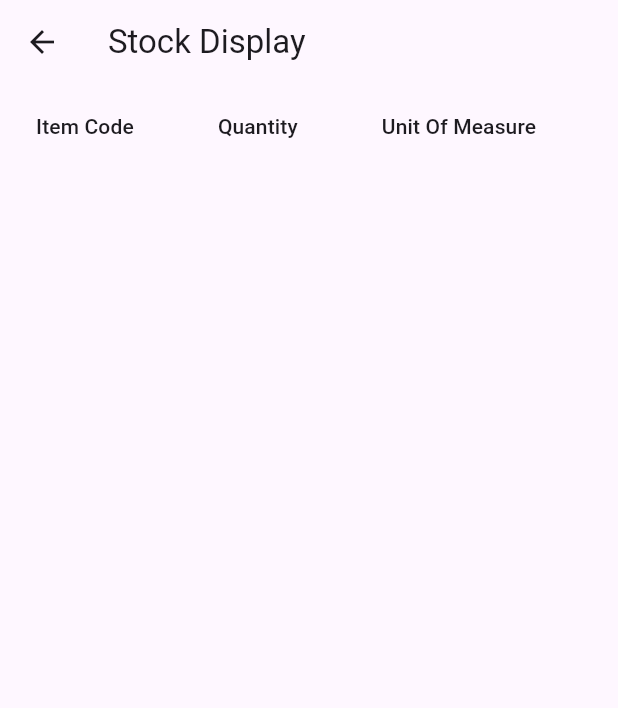
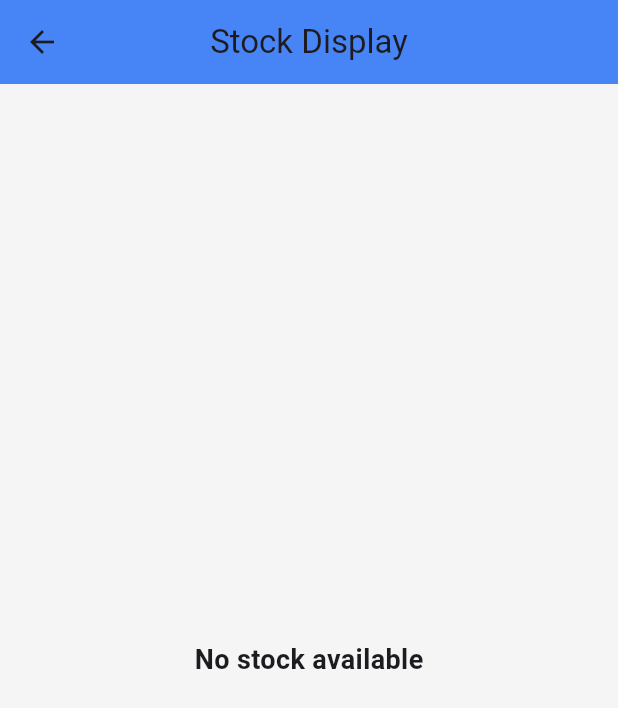
Before and after one commit to parvathi-developer/inventory_management, a Flutter app: the screen it shows after launch, after a tap on "Show Ending Stock", on a phone screen of 412 x 824 dp. Shown: the top 708 px of the screen. Run offline on Flutter 3.47's test engine with Material 3 defaults, Android fonts, the phone set to English and light mode, and no system bars; our stand-ins replace get.

Commit message:
Problem 2 solved with UI changes and code optimization

```diff
--- a/lib/main.dart
+++ b/lib/main.dart
@@ -11,6 +11,8 @@ class InventoryManagementApp extends StatelessWidget {
   @override
   Widget build(BuildContext context) {
     return GetMaterialApp(
+      debugShowCheckedModeBanner: false, // Disable debug banner
+
       title: 'Inventory Management',
       theme: ThemeData(primarySwatch: Colors.blue),
       home: HomeScreen(),
--- a/lib/screens/home_screen.dart
+++ b/lib/screens/home_screen.dart
@@ -4,6 +4,7 @@ import 'package:get/get.dart';
 import 'package:inventory_management/constants/CustomDialog.dart';
 import 'package:inventory_management/controller/inventory_controller.dart';
 import 'package:inventory_management/models/stock_models.dart';
+import 'package:inventory_management/screens/return_display_screen.dart';
 import 'package:inventory_management/screens/stock_display_screen.dart';
 
 class HomeScreen extends StatelessWidget {
@@ -82,39 +83,88 @@ class HomeScreen extends StatelessWidget {
     return Scaffold(
       appBar: AppBar(
         title: Text('Inventory Management'),
+        centerTitle: true,
       ),
-      body: Center(
+      body: Container(
+        color: Colors.grey[100], // Set a light background color
+        padding: EdgeInsets.all(16.0),
+        child: Center(
+          child: SingleChildScrollView(
+            // Allow scrolling if content overflows
             child: Column(
               mainAxisAlignment: MainAxisAlignment.center,
               children: [
-            ElevatedButton(
+                Card(
+                  elevation: 4.0,
+                  margin: EdgeInsets.symmetric(vertical: 8.0),
+                  child: Padding(
+                    padding: const EdgeInsets.all(16.0),
+                    child: Column(
+                      children: [
+                        ElevatedButton.icon(
                           onPressed: showAddOpeningStockDialog,
-              child: Text('Add Opening Stock'),
+                          icon: Icon(Icons.add),
+                          label: Text('Add Opening Stock'),
+                          style: ElevatedButton.styleFrom(
+                            backgroundColor: Colors.blue,
                           ),
-            ElevatedButton(
+                        ),
+                        SizedBox(height: 10),
+                        ElevatedButton.icon(
                           onPressed: showAddSalesInvoiceDialog,
-              child: Text('Add Sales Invoice'),
+                          icon: Icon(Icons.attach_money),
+                          label: Text('Add Sales Invoice'),
+                          style: ElevatedButton.styleFrom(
+                            backgroundColor: Colors.green,
                           ),
-            ElevatedButton(
+                        ),
+                        SizedBox(height: 10),
+                        ElevatedButton.icon(
                           onPressed: showAddSalesReturnDialog,
-              child: Text('Add Sales Return'),
+                          icon: Icon(Icons.undo),
+                          label: Text('Add Sales Return'),
+                          style: ElevatedButton.styleFrom(
+                            backgroundColor: Colors.red,
+                          ),
+                        ),
+                      ],
+                    ),
+                  ),
                 ),
                 SizedBox(height: 20),
-            Obx(() =>
-                Text('Opening Stock Count: ${controller.openingStock.length}')),
-            Obx(() =>
-                Text('Sales Invoice Count: ${controller.totalSalesCount}')),
-            Obx(() =>
-                Text('Sales Return Count: ${controller.totalReturnCount}')),
+                Obx(() => Text(
+                      'Opening Stock Count: ${controller.openingStock.length}',
+                      style:
+                          TextStyle(fontSize: 18, fontWeight: FontWeight.bold),
+                    )),
+                Obx(() => Text(
+                      'Sales Invoice Count: ${controller.totalSalesCount}',
+                      style:
+                          TextStyle(fontSize: 18, fontWeight: FontWeight.bold),
+                    )),
+                Obx(() => Text(
+                      'Sales Return Count: ${controller.totalReturnCount}',
+                      style:
+                          TextStyle(fontSize: 18, fontWeight: FontWeight.bold),
+                    )),
+                SizedBox(height: 20),
                 ElevatedButton(
                   onPressed: () {
-                Get.to(() => StockDisplayScreen(
-                      controller.openingStock,
-                    ));
+                    Get.to(() => StockDisplayScreen(controller.openingStock));
                   },
                   child: Text('Show Ending Stock'),
                 ),
+                SizedBox(height: 10),
+                ElevatedButton(
+                  onPressed: () {
+                    Get.to(
+                        () => InvoiceScreen(invoices: controller.invoiceModel));
+                  },
+                  child: Text('Show Sales Stock'),
+                ),
               ],
+            ),
+          ),
         ),
       ),
     );
--- a/lib/screens/stock_display_screen.dart
+++ b/lib/screens/stock_display_screen.dart
@@ -10,17 +10,56 @@ class StockDisplayScreen extends StatelessWidget {
   @override
   Widget build(BuildContext context) {
     return Scaffold(
-      appBar: AppBar(title: Text('Stock Display')),
-      body: SingleChildScrollView(
+      appBar: AppBar(
+        title: Text('Stock Display'),
+        centerTitle: true,
+        backgroundColor: Colors.blueAccent,
+        elevation: 4,
+      ),
+      body: Container(
+        color: Colors.grey[100], // Set a light background color
+        padding: const EdgeInsets.all(16.0), // Add padding around the body
+        child: openingStock.isEmpty // Check if the opening stock list is empty
+            ? Center(
+                child: Text('No stock available',
+                    style:
+                        TextStyle(fontSize: 18, fontWeight: FontWeight.bold)))
+            : SingleChildScrollView(
                 scrollDirection: Axis.horizontal, // Allows horizontal scrolling
                 child: SingleChildScrollView(
                   scrollDirection:
                       Axis.vertical, // Allows vertical scrolling (if needed)
+                  child: Card(
+                    margin: const EdgeInsets.symmetric(vertical: 10.0),
+                    elevation: 4,
+                    shape: RoundedRectangleBorder(
+                      borderRadius:
+                          BorderRadius.circular(10), // Rounded corners
+                    ),
+                    child: Padding(
+                      padding: const EdgeInsets.all(
+                          16.0), // Add more padding inside the card
                       child: DataTable(
+                        columnSpacing: 16, // Add spacing between columns
                         columns: const [
-              DataColumn(label: Text('Item Code')),
-              DataColumn(label: Text('Quantity')),
-              DataColumn(label: Text('Unit Of Measure')),
+                          DataColumn(
+                            label: Text(
+                              'Item Code',
+                              style: TextStyle(fontWeight: FontWeight.bold),
+                            ),
+                          ),
+                          DataColumn(
+                            label: Text(
+                              'Quantity',
+                              style: TextStyle(fontWeight: FontWeight.bold),
+                            ),
+                          ),
+                          DataColumn(
+                            label: Text(
+                              'Unit Of Measure',
+                              style: TextStyle(fontWeight: FontWeight.bold),
+                            ),
+                          ),
                         ],
                         rows: openingStock.map((stock) {
                           return DataRow(cells: [
@@ -32,7 +71,9 @@ class StockDisplayScreen extends StatelessWidget {
                       ),
                     ),
                   ),
+                ),
+              ),
+      ),
     );
-    ;
   }
 }
```
Also changed, not shown: lib/constants/CustomDialog.dart (+2 -11 lines), lib/controller/inventory_controller.dart (+65 -28 lines), lib/models/invoice_models.dart (+23 -0 lines), lib/screens/input_screen.dart (deleted, +0 -94 lines), lib/screens/return_display_screen.dart (+114 -0 lines), lib/screens/return_input_screen.dart (deleted, +0 -48 lines). Lines whose indentation alone changed are shown as unchanged.
